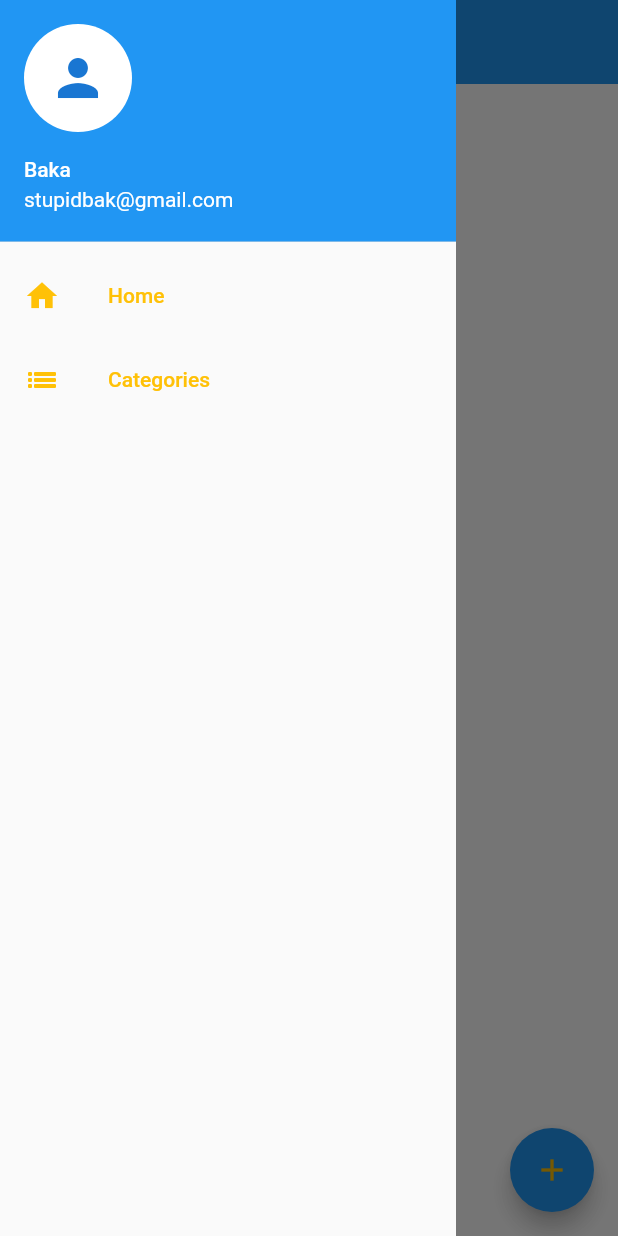
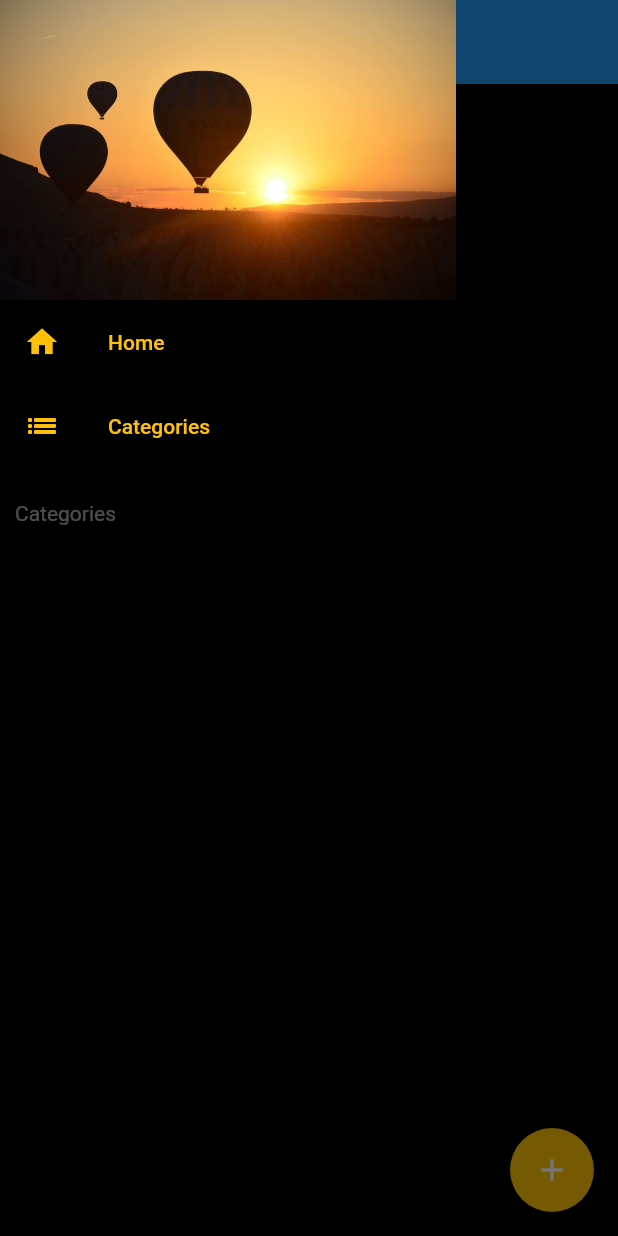
Before and after one commit to hritikupreti/todo-application, a Flutter app: the screen it shows after launch, with the side drawer open, on a phone screen of 412 x 824 dp. Run offline on Flutter 3.47's test engine with Material 2 defaults, Android fonts, the phone set to English and light mode, and no system bars; our stand-ins replace sqflite; missing offline and left inert: colorlizer; accounts and stored records are empty.

```diff
--- a/lib/helpers/drawer.dart
+++ b/lib/helpers/drawer.dart
@@ -1,8 +1,9 @@
-// ignore_for_file: use_key_in_widget_constructors, avoid_unnecessary_containers, prefer_const_constructors
+// ignore_for_file: use_key_in_widget_constructors, avoid_unnecessary_containers, prefer_const_constructors, unused_field, prefer_final_fields
 
 import 'package:flutter/material.dart';
 import 'package:todo_list/screens/categories.dart';
 import 'package:todo_list/screens/home.dart';
+import 'package:todo_list/services/categoryservice.dart';
 
 class DrawerNavigator extends StatefulWidget {
   @override
@@ -10,14 +11,33 @@ class DrawerNavigator extends StatefulWidget {
 }
 
 class _DrawerNavigatorState extends State<DrawerNavigator> {
+  var _categoryList = <String>[];
+
+  @override
+  void initState() {
+    super.initState();
+    getCategory();
+  }
+
+  getCategory() async {
+    var _categoryService = CategoryService();
+    var categories = await _categoryService.readCategory();
+    categories.forEach((category) {
+      setState(() {
+        _categoryList.add(category['name']);
+      });
+    });
+  }
+
   @override
   Widget build(BuildContext context) {
     return Container(
       child: Drawer(
+        backgroundColor: Colors.black,
         elevation: 0,
         child: ListView(
           children: [
-            UserAccountsDrawerHeader(
+            /*UserAccountsDrawerHeader(
               currentAccountPicture: CircleAvatar(
                 backgroundColor: Colors.white,
                 child: Icon(
@@ -25,14 +45,14 @@ class _DrawerNavigatorState extends State<DrawerNavigator> {
                   size: 40,
                 ),
               ),
-              accountName: Text(
-                'Baka',
-                //style: TextStyle(color: Colors.yellow),
-              ),
-              accountEmail: Text(
-                'stupidbak@gmail.com',
-                //style: TextStyle(color: Colors.yellow),
-              ),
+            ),*/
+            Container(
+              height: 200,
+              decoration: BoxDecoration(
+                  image: DecorationImage(
+                image: AssetImage("assets/images/night2.jpg"),
+                fit: BoxFit.cover,
+              )),
             ),
             ListTile(
               onTap: () {
@@ -62,6 +82,23 @@ class _DrawerNavigatorState extends State<DrawerNavigator> {
                 style: TextStyle(color: Colors.amber),
               ),
             ),
+            Divider(
+              thickness: 1,
+            ),
+            Padding(
+              padding: const EdgeInsets.only(top: 6, left: 10),
+              child:
+                  Text('Categories', style: TextStyle(color: Colors.white30)),
+            ),
+            ListView.builder(
+                shrinkWrap: true,
+                itemCount: _categoryList.length,
+                itemBuilder: (context, index) {
+                  return ListTile(
+                    title: Text(_categoryList[index],
+                        style: TextStyle(color: Colors.amber)),
+                  );
+                }),
           ],
         ),
       ),
--- a/lib/screens/home.dart
+++ b/lib/screens/home.dart
@@ -1,10 +1,13 @@
-// ignore_for_file: use_key_in_widget_constructors, prefer_const_constructors, prefer_final_fields
+// ignore_for_file: use_key_in_widget_constructors, prefer_const_constructors, prefer_final_fields, missing_required_param, unnecessary_new
 
 import 'package:flutter/material.dart';
 import 'package:todo_list/helpers/drawer.dart';
+import 'package:todo_list/helpers/todo_card.dart';
 import 'package:todo_list/models/todo_model.dart';
 import 'package:todo_list/screens/todoscreen.dart';
 import 'package:todo_list/services/todo_service.dart';
+import 'package:colorlizer/colorlizer.dart';
+import 'package:flutter_staggered_grid_view/flutter_staggered_grid_view.dart';
 
 class Home extends StatefulWidget {
   @override
@@ -13,18 +16,27 @@ class Home extends StatefulWidget {
 
 class _HomeState extends State<Home> {
   var _todoList = <TodoModel>[];
+  ColorLizer _colorlizer = ColorLizer();
+
+  @override
+  void initState() {
+    super.initState();
+    getAllTodos();
+  }
 
   getAllTodos() async {
     var _todoService = TodoService();
-    var allTodos = _todoService.readTodo();
+    var allTodos = await _todoService.readTodo();
     allTodos.forEach((todos) {
-      var todoModel = TodoModel();
-      todoModel.description = allTodos['id'];
-      todoModel.title = allTodos['title'];
-      todoModel.description = allTodos['description'];
-      todoModel.category = allTodos['category'];
-      todoModel.isFilled = allTodos['isFilled'];
-      _todoList.add(todoModel);
+      setState(() {
+        var todoModel = TodoModel();
+        todoModel.id = todos['id'];
+        todoModel.title = todos['title'];
+        todoModel.description = todos['description'];
+        todoModel.category = todos['category'];
+        //todoModel.isFilled = todos['isFilled'];
+        _todoList.add(todoModel);
+      });
     });
   }
 
@@ -36,14 +48,45 @@ class _HomeState extends State<Home> {
         elevation: 0,
       ),
       drawer: DrawerNavigator(),
-      body: const Center(child: Text('Welcome Home')),
-      backgroundColor: Colors.white38,
+      body: Padding(
+        padding: const EdgeInsets.all(10.0),
+        child: StaggeredGridView.countBuilder(
+          shrinkWrap: true,
+          crossAxisCount: 4,
+          itemCount: _todoList.length,
+          itemBuilder: (BuildContext context, int index) {
+            return TodoCard(
+              title: _todoList[index].title,
+              description: _todoList[index].description,
+              category: _todoList[index].category,
+              color: _colorlizer.getSpecialFiledColor([
+                Colors.blue[200],
+                Colors.red[300],
+                Colors.green,
+                Colors.amber[200],
+                Colors.pink[300],
+                Colors.teal[200],
+                Colors.deepOrange[200],
+                Colors.white,
+                Colors.blueGrey,
+                Colors.brown,
+              ]),
+            );
+          },
+          staggeredTileBuilder: (int index) =>
+              StaggeredTile.count(2, index.isEven ? 2.2 : 1.5),
+          mainAxisSpacing: 15.0,
+          crossAxisSpacing: 15.0,
+        ),
+      ),
+      backgroundColor: Colors.black,
       floatingActionButton: FloatingActionButton(
+        backgroundColor: Colors.amber,
         onPressed: () {
           Navigator.of(context)
               .push(MaterialPageRoute(builder: (context) => TodoScreen()));
         },
-        child: Icon(Icons.add, color: Colors.amber),
+        child: Icon(Icons.add, color: Colors.white),
       ),
     );
   }
--- a/lib/screens/todoscreen.dart
+++ b/lib/screens/todoscreen.dart
@@ -108,7 +108,6 @@ class _TodoScreenState extends State<TodoScreen> {
                   _todoModel.category = _selectedValue.toString();
                   _todoModel.isFilled = 0;
                   var result = await _todoService.saveTodo(_todoModel);
-                  print(result);
                   if (result > 0) {
                     _showSnackBar(Text('Created'));
                   }
```
Also changed, not shown: lib/helpers/todo_card.dart (added, +52 -0 lines), lib/screens/categories.dart (+7 -7 lines), pubspec.yaml (+4 -3 lines), assets/images/day1.jpg (added), assets/images/lightmode.jpg (added), assets/images/nigh4.jpg (added), assets/images/night mode.jpg (added), assets/images/night2.jpg (added), assets/images/night3.jpg (added), assets/images/nightmian.jpg (added), pubspec.lock, 1 other file.
